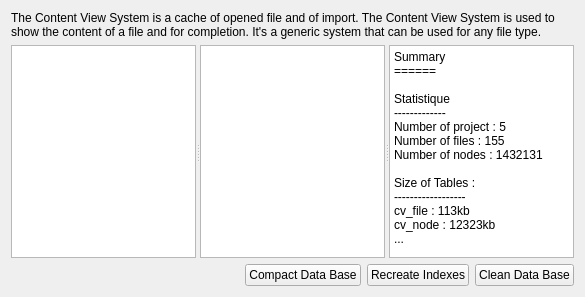
Above: xinx/customdialog/ui/customcontentview.ui from phoenix741/xinx before the change. Below: the same form after it.
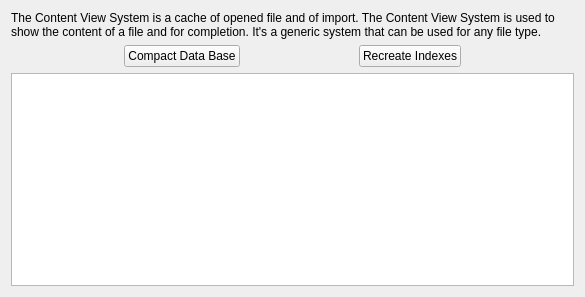
That is the form after the change.

Commit message: Optimisation of base

```diff
--- a/xinx/customdialog/ui/customcontentview.ui
+++ b/xinx/customdialog/ui/customcontentview.ui
@@ -24,45 +24,6 @@
      </property>
     </widget>
    </item>
-   <item>
-    <widget class="QSplitter" name="splitter">
-     <property name="sizePolicy">
-      <sizepolicy hsizetype="Expanding" vsizetype="Expanding">
-       <horstretch>0</horstretch>
-       <verstretch>0</verstretch>
-      </sizepolicy>
-     </property>
-     <property name="orientation">
-      <enum>Qt::Horizontal</enum>
-     </property>
-     <widget class="QListView" name="listView"/>
-     <widget class="QListView" name="listView_2"/>
-     <widget class="QPlainTextEdit" name="plainTextEdit">
-      <property name="sizePolicy">
-       <sizepolicy hsizetype="Expanding" vsizetype="MinimumExpanding">
-        <horstretch>0</horstretch>
-        <verstretch>0</verstretch>
-       </sizepolicy>
-      </property>
-      <property name="plainText">
-       <string>Summary 
-======
-
-Statistique
--------------
-Number of project : 5
-Number of files : 155
-Number of nodes : 1432131
-
-Size of Tables :
-------------------
-cv_file : 113kb
-cv_node : 12323kb
-...</string>
-      </property>
-     </widget>
-    </widget>
-   </item>
    <item>
     <layout class="QHBoxLayout" name="horizontalLayout">
      <item>
@@ -85,6 +46,19 @@
        </property>
       </widget>
      </item>
+     <item>
+      <spacer name="horizontalSpacer_2">
+       <property name="orientation">
+        <enum>Qt::Horizontal</enum>
+       </property>
+       <property name="sizeHint" stdset="0">
+        <size>
+         <width>40</width>
+         <height>20</height>
+        </size>
+       </property>
+      </spacer>
+     </item>
      <item>
       <widget class="QPushButton" name="m_reindexBaseBtn">
        <property name="text">
@@ -93,14 +67,39 @@
       </widget>
      </item>
      <item>
-      <widget class="QPushButton" name="m_cleanBaseBtn">
-       <property name="text">
-        <string>Clean Data Base</string>
+      <spacer name="horizontalSpacer_3">
+       <property name="orientation">
+        <enum>Qt::Horizontal</enum>
        </property>
-      </widget>
+       <property name="sizeHint" stdset="0">
+        <size>
+         <width>40</width>
+         <height>20</height>
+        </size>
+       </property>
+      </spacer>
      </item>
     </layout>
    </item>
+   <item>
+    <widget class="QPlainTextEdit" name="m_sumaryEdit">
+     <property name="sizePolicy">
+      <sizepolicy hsizetype="Expanding" vsizetype="MinimumExpanding">
+       <horstretch>0</horstretch>
+       <verstretch>0</verstretch>
+      </sizepolicy>
+     </property>
+     <property name="undoRedoEnabled">
+      <bool>false</bool>
+     </property>
+     <property name="readOnly">
+      <bool>true</bool>
+     </property>
+     <property name="plainText">
+      <string/>
+     </property>
+    </widget>
+   </item>
   </layout>
  </widget>
  <resources/>
```
The commit also changes 4 other files.
